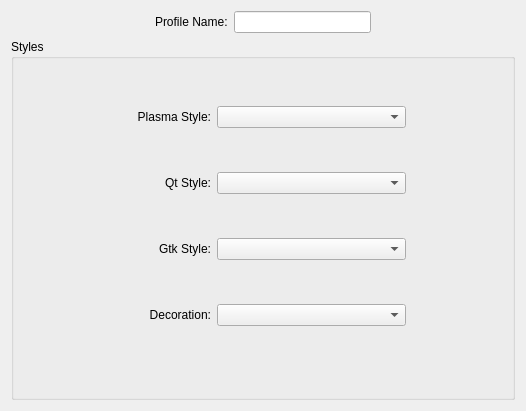
The window that src/settings/profiles/stylesdialog.ui (baduhai/Koi) describes before a commit, drawn with Qt 5.
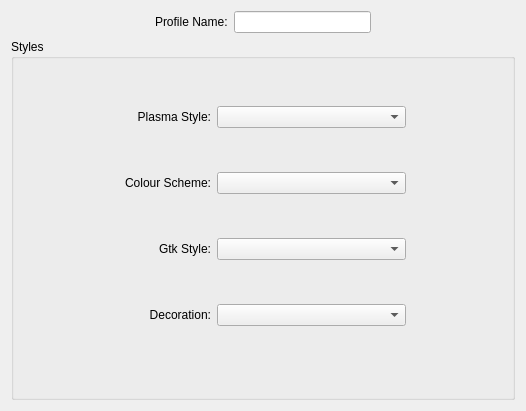
The same window after the commit.

Commit message: updated the profile styles page

```diff
--- a/src/settings/profiles/stylesdialog.ui
+++ b/src/settings/profiles/stylesdialog.ui
@@ -83,7 +83,7 @@
           <item row="4" column="2">
            <widget class="QLabel" name="label_3">
             <property name="text">
-             <string>Qt Style:</string>
+             <string>Colour Scheme:</string>
             </property>
             <property name="alignment">
              <set>Qt::AlignRight|Qt::AlignTrailing|Qt::AlignVCenter</set>
```
Left out of the diff: 10 changed lines with no effect on the pictures. The commit also changes 6 other files.
